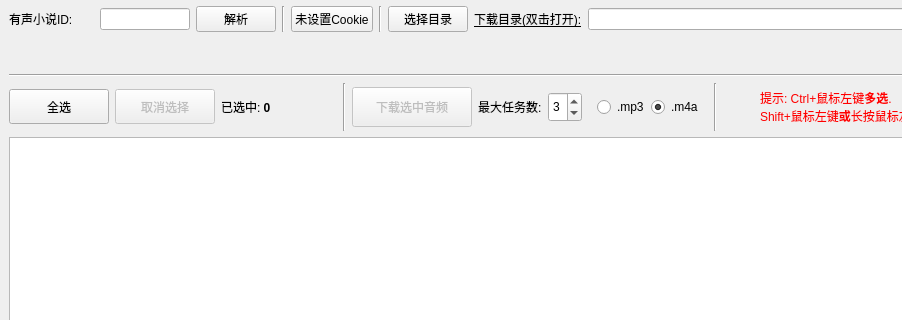
Qt form ui/mainwindow.ui (jing332/xmly-downloader-qt5) before a commit; both pictures show x 0 to 902 and y 0 to 320 of the 1020 by 700 pixel window.
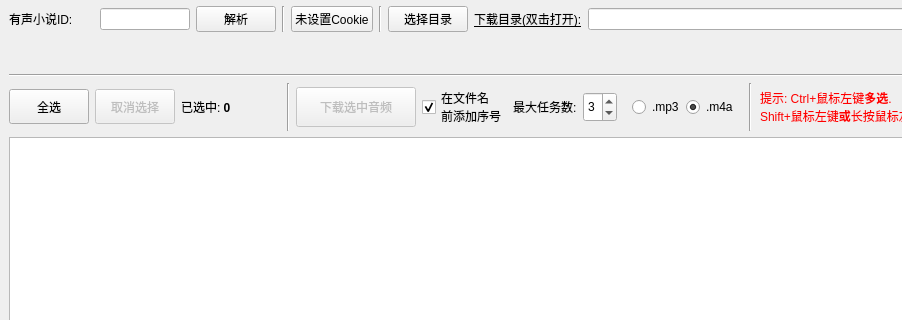
The same form after that commit. Icons and pictures are not drawn.

Commit message: 下载: 支持在文件名前添加序号

The edit to the form file:
```diff
--- a/ui/mainwindow.ui
+++ b/ui/mainwindow.ui
@@ -180,7 +180,7 @@
        <widget class="QPushButton" name="selectAllBtn">
         <property name="minimumSize">
          <size>
-          <width>100</width>
+          <width>80</width>
           <height>35</height>
          </size>
         </property>
@@ -199,7 +199,7 @@
         </property>
         <property name="minimumSize">
          <size>
-          <width>100</width>
+          <width>80</width>
           <height>35</height>
          </size>
         </property>
@@ -266,6 +266,20 @@
         </property>
        </widget>
       </item>
+      <item>
+       <widget class="QCheckBox" name="addNumCheckBox">
+        <property name="text">
+         <string>在文件名
+前添加序号</string>
+        </property>
+        <property name="checked">
+         <bool>true</bool>
+        </property>
+        <property name="tristate">
+         <bool>false</bool>
+        </property>
+       </widget>
+      </item>
       <item>
        <widget class="QLabel" name="label_2">
         <property name="text">
```
The commit also changes 7 other files.
